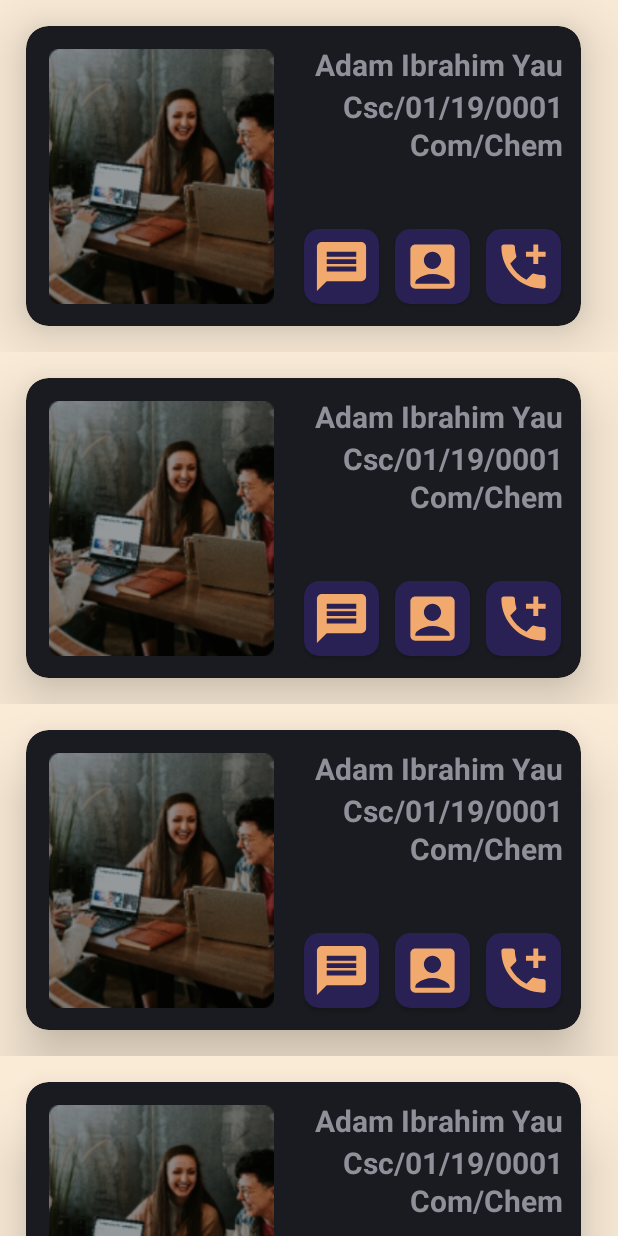
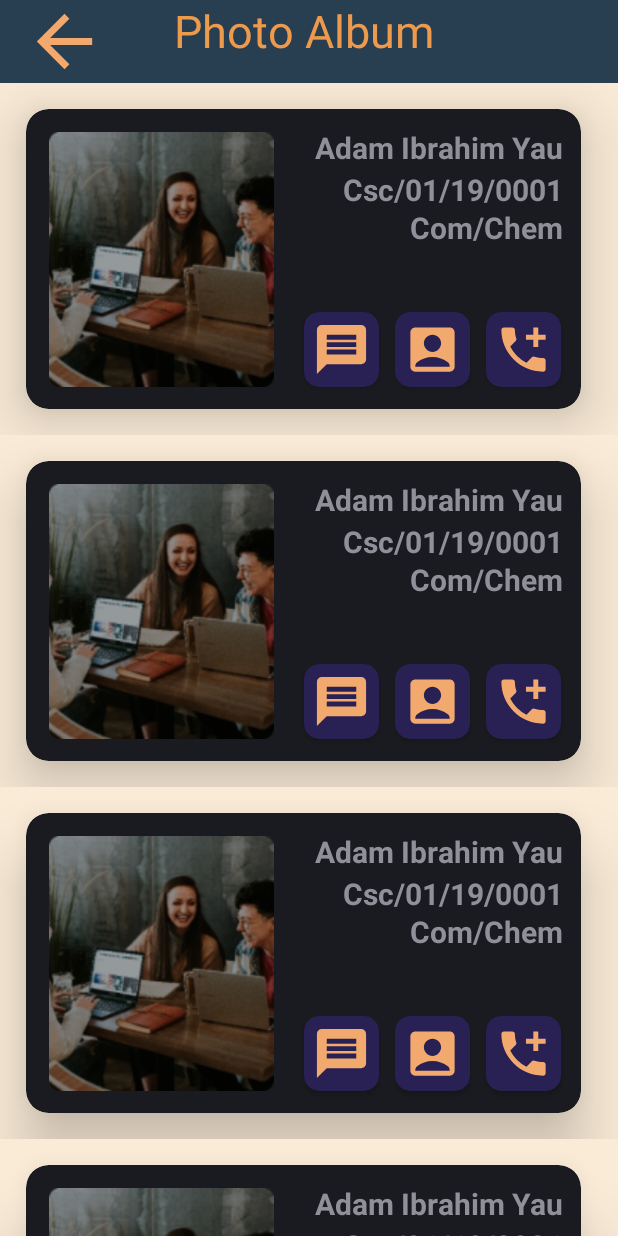
Before and after one commit to Adamweb-jido/Albumatic, an Android app: the PeopleActivity screen opened directly, with no data from a screen before it, on a phone screen of 412 x 824 dp. Run offline under Robolectric (Android 15) with nearby library versions, the phone set to English and light mode, and no system bars; Roboto replaces fonts that are not available here.

Commit message:
An App for my College

```diff
--- a/app/src/main/java/com/adamweb/trialapplication/DataAdapter.java
+++ b/app/src/main/java/com/adamweb/trialapplication/DataAdapter.java
@@ -31,7 +31,7 @@ public class DataAdapter extends RecyclerView.Adapter<DataViewHolder> {
         holder.name.setText(items.get(position).getName());
         holder.admNo.setText(items.get(position).getAdmissionNumber());
         holder.comb.setText(items.get(position).getCombination());
-        holder.phoneNo.setText(items.get(position).getPhoneNumber());
+//        holder.phoneNo.setText(items.get(position).getPhoneNumber());
         holder.coverImage.setImageResource(items.get(position).getImage());
     }
 
--- a/app/src/main/java/com/adamweb/trialapplication/PeopleActivity.java
+++ b/app/src/main/java/com/adamweb/trialapplication/PeopleActivity.java
@@ -15,11 +15,20 @@ import java.util.List;
 public class PeopleActivity extends AppCompatActivity {
 
     RecyclerView recyclerView;
+    ImageView arrowBack;
     @Override
     protected void onCreate(Bundle savedInstanceState) {
         super.onCreate(savedInstanceState);
         setContentView(R.layout.activity_people);
 
+        arrowBack = findViewById(R.id.backArrow);
+        arrowBack.setOnClickListener(new View.OnClickListener() {
+           @Override
+           public void onClick(View view) {
+              Intent intent = new Intent(getApplicationContext(), MenuActivity.class);
+              startActivity(intent);
+           }
+        });
      List<DataItem> items = new ArrayList<DataItem>();
      items.add(new DataItem("Adam Ibrahim Yau", "Csc/01/19/0001", "Com/Chem", 2, R.drawable.photoalbum));
         items.add(new DataItem("Adam Ibrahim Yau", "Csc/01/19/0001", "Com/Chem", 2, R.drawable.photoalbum));
--- a/app/src/main/res/layout/activity_people.xml
+++ b/app/src/main/res/layout/activity_people.xml
@@ -1,5 +1,5 @@
 <?xml version="1.0" encoding="utf-8"?>
-<androidx.constraintlayout.widget.ConstraintLayout xmlns:android="http://schemas.android.com/apk/res/android"
+<RelativeLayout xmlns:android="http://schemas.android.com/apk/res/android"
     xmlns:app="http://schemas.android.com/apk/res-auto"
     xmlns:tools="http://schemas.android.com/tools"
     android:layout_width="match_parent"
@@ -15,9 +15,9 @@
         android:orientation="horizontal">
 
         <ImageView
-            android:id="@+id/backArrow"
             android:layout_width="86dp"
             android:layout_height="match_parent"
+            android:id="@+id/backArrow"
             android:src="@drawable/ic_baseline_arrow_back_24" />
 
         <TextView
@@ -31,9 +31,10 @@
     </LinearLayout>
 
     <androidx.recyclerview.widget.RecyclerView
-        android:id="@+id/albumRecyclerView"
         android:layout_width="match_parent"
-        android:layout_height="match_parent" />
+        android:layout_height="match_parent"
+        android:layout_below="@+id/linearLayout3"
+       android:id="@+id/albumRecyclerView"/>
 
 
-</androidx.constraintlayout.widget.ConstraintLayout>
+</RelativeLayout>
```
